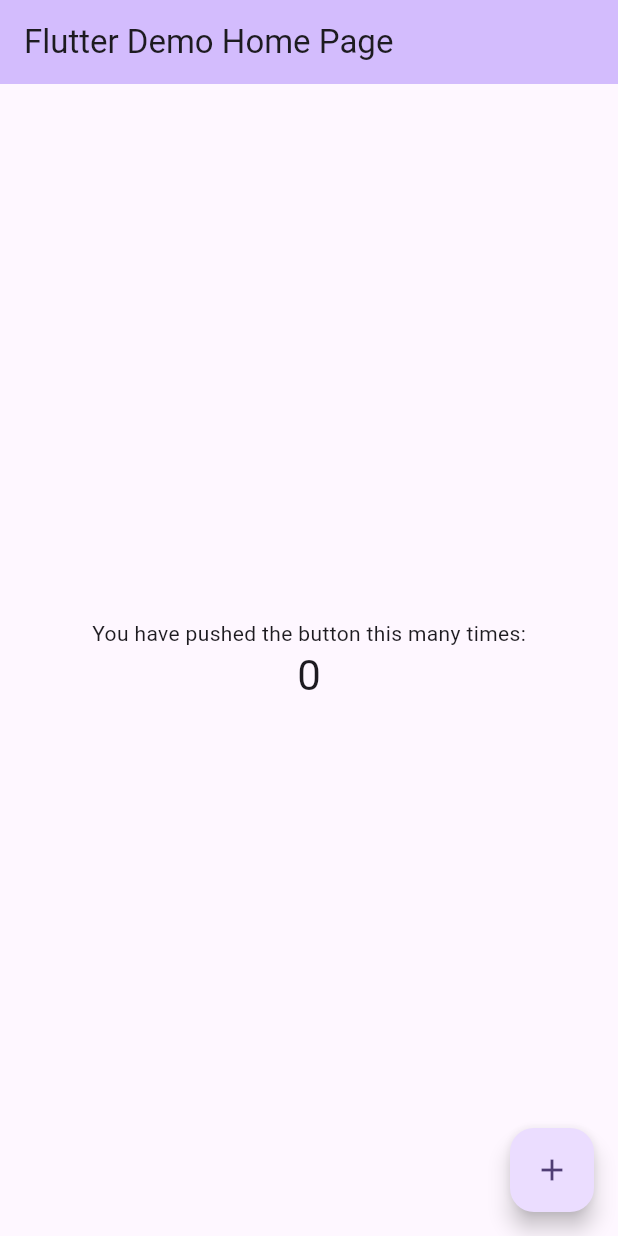
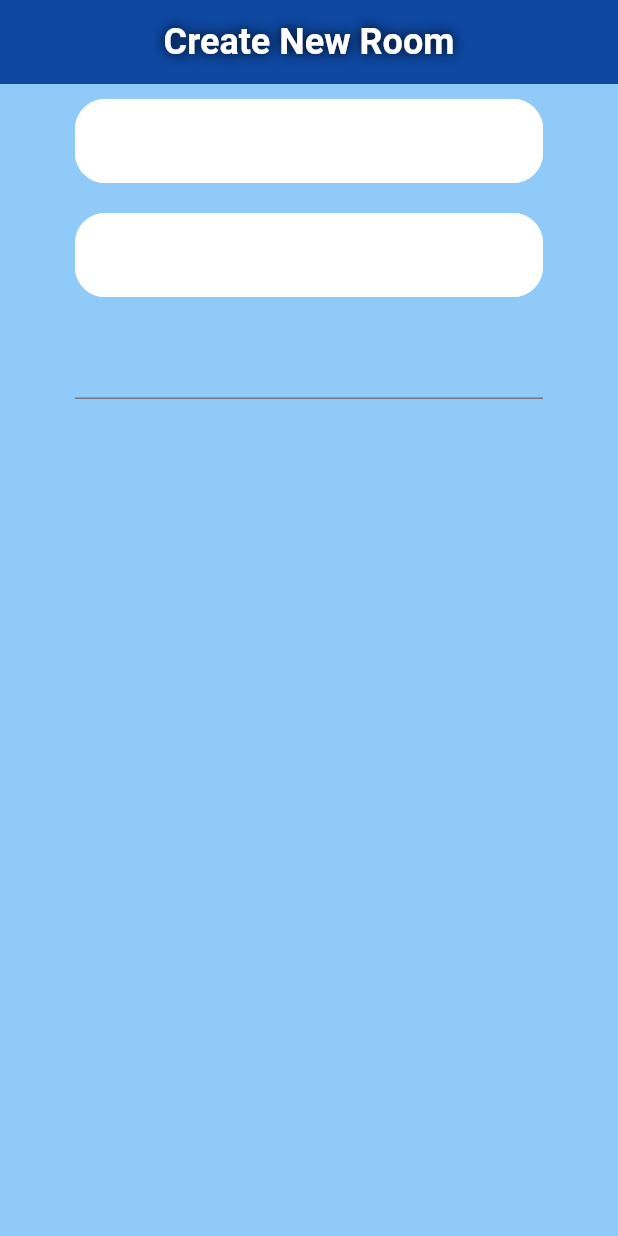
Before and after one commit to akash0thapa/focus_room, a Flutter app: the screen it shows after launch, on a phone screen of 412 x 824 dp. Run offline on Flutter 3.47's test engine with Material 3 defaults, Android fonts, the phone set to English and light mode, and no system bars; our stand-ins replace firebase_auth, firebase_core, flutter_spinkit; accounts and stored records are empty.

Commit message:
few UIs updated

```diff
--- /dev/null
+++ b/devtools_options.yaml
@@ -0,0 +1,3 @@
+description: This file stores settings for Dart & Flutter DevTools.
+documentation: https://docs.flutter.dev/tools/devtools/extensions#configure-extension-enablement-states
+extensions:
--- a/lib/main.dart
+++ b/lib/main.dart
@@ -1,121 +1,27 @@
 import 'package:flutter/material.dart';
+import 'package:focus_room/models/user_model.dart';
+import 'package:focus_room/services/auth.dart';
+import 'wrapper.dart';
+import 'package:firebase_core/firebase_core.dart';
+import 'package:provider/provider.dart';
 
-void main() {
-  runApp(const MyApp());
+void main()async{
+    WidgetsFlutterBinding.ensureInitialized();
+    await Firebase.initializeApp();
+    runApp(const MyApp());
 }
 
 class MyApp extends StatelessWidget {
   const MyApp({super.key});
 
-  // This widget is the root of your application.
   @override
   Widget build(BuildContext context) {
-    return MaterialApp(
-      title: 'Flutter Demo',
-      theme: ThemeData(
-        // This is the theme of your application.
-        //
-        // TRY THIS: Try running your application with "flutter run". You'll see
-        // the application has a purple toolbar. Then, without quitting the app,
-        // try changing the seedColor in the colorScheme below to Colors.green
-        // and then invoke "hot reload" (save your changes or press the "hot
-        // reload" button in a Flutter-supported IDE, or press "r" if you used
-        // the command line to start the app).
-        //
-        // Notice that the counter didn't reset back to zero; the application
-        // state is not lost during the reload. To reset the state, use hot
-        // restart instead.
-        //
-        // This works for code too, not just values: Most code changes can be
-        // tested with just a hot reload.
-        colorScheme: .fromSeed(seedColor: Colors.deepPurple),
-      ),
-      home: const MyHomePage(title: 'Flutter Demo Home Page'),
-    );
-  }
-}
-
-class MyHomePage extends StatefulWidget {
-  const MyHomePage({super.key, required this.title});
-
-  // This widget is the home page of your application. It is stateful, meaning
-  // that it has a State object (defined below) that contains fields that affect
-  // how it looks.
-
-  // This class is the configuration for the state. It holds the values (in this
-  // case the title) provided by the parent (in this case the App widget) and
-  // used by the build method of the State. Fields in a Widget subclass are
-  // always marked "final".
-
-  final String title;
-
-  @override
-  State<MyHomePage> createState() => _MyHomePageState();
-}
-
-class _MyHomePageState extends State<MyHomePage> {
-  int _counter = 0;
-
-  void _incrementCounter() {
-    setState(() {
-      // This call to setState tells the Flutter framework that something has
-      // changed in this State, which causes it to rerun the build method below
-      // so that the display can reflect the updated values. If we changed
-      // _counter without calling setState(), then the build method would not be
-      // called again, and so nothing would appear to happen.
-      _counter++;
-    });
-  }
-
-  @override
-  Widget build(BuildContext context) {
-    // This method is rerun every time setState is called, for instance as done
-    // by the _incrementCounter method above.
-    //
-    // The Flutter framework has been optimized to make rerunning build methods
-    // fast, so that you can just rebuild anything that needs updating rather
-    // than having to individually change instances of widgets.
-    return Scaffold(
-      appBar: AppBar(
-        // TRY THIS: Try changing the color here to a specific color (to
-        // Colors.amber, perhaps?) and trigger a hot reload to see the AppBar
-        // change color while the other colors stay the same.
-        backgroundColor: Theme.of(context).colorScheme.inversePrimary,
-        // Here we take the value from the MyHomePage object that was created by
-        // the App.build method, and use it to set our appbar title.
-        title: Text(widget.title),
-      ),
-      body: Center(
-        // Center is a layout widget. It takes a single child and positions it
-        // in the middle of the parent.
-        child: Column(
-          // Column is also a layout widget. It takes a list of children and
-          // arranges them vertically. By default, it sizes itself to fit its
-          // children horizontally, and tries to be as tall as its parent.
-          //
-          // Column has various properties to control how it sizes itself and
-          // how it positions its children. Here we use mainAxisAlignment to
-          // center the children vertically; the main axis here is the vertical
-          // axis because Columns are vertical (the cross axis would be
-          // horizontal).
-          //
-          // TRY THIS: Invoke "debug painting" (choose the "Toggle Debug Paint"
-          // action in the IDE, or press "p" in the console), to see the
-          // wireframe for each widget.
-          mainAxisAlignment: .center,
-          children: [
-            const Text('You have pushed the button this many times:'),
-            Text(
-              '$_counter',
-              style: Theme.of(context).textTheme.headlineMedium,
-            ),
-          ],
-        ),
-      ),
-      floatingActionButton: FloatingActionButton(
-        onPressed: _incrementCounter,
-        tooltip: 'Increment',
-        child: const Icon(Icons.add),
+    return StreamProvider<UserModel?>.value(
+        value: AuthService().userStream,
+        initialData:null,
+      child: MaterialApp(
+          home: Wrapper(),
+          debugShowCheckedModeBanner: false,
       ),
     );
   }
--- /dev/null
+++ b/lib/models/user_model.dart
@@ -0,0 +1,7 @@
+class UserModel {
+  String uid;
+
+  UserModel({
+    required this.uid
+    });
+}
--- /dev/null
+++ b/lib/screens/create_room.dart
@@ -0,0 +1,54 @@
+import 'package:flutter/material.dart';
+import 'package:focus_room/styles/text_design.dart';
+import 'package:focus_room/styles/textinput_decoration.dart';
+
+class CreateRoom extends StatefulWidget {
+  const CreateRoom({super.key});
+
+  @override
+  State<CreateRoom> createState() => _CreateRoomState();
+}
+
+class _CreateRoomState extends State<CreateRoom> {
+  @override
+  Widget build(BuildContext context) {
+    return Scaffold(
+      extendBody: true,
+      backgroundColor: Colors.blue[200],
+      appBar: AppBar(
+        title: Text('Create New Room',
+        style: textDesign.copyWith(fontSize: 24,),),
+        centerTitle: true,
+        backgroundColor: Colors.blue[900],
+      ),
+      body: SingleChildScrollView(
+          padding: EdgeInsets.only(
+      bottom: MediaQuery.of(context).viewInsets.bottom,
+    ),
+        child: Container(
+          padding: EdgeInsets.symmetric(vertical: 10,horizontal: 50),
+          child: Form(
+            child: Column(
+              children: [
+                TextFormField(
+                  decoration: textInputDecoration,
+
+                ),
+                SizedBox(height: 20,),
+                TextFormField(
+                  decoration: textInputDecoration,
+
+                ),
+                SizedBox(height: 20,),
+                TextFormField(
+
+                )
+              ],
+            ),
+
+          ),
+        ),
+      ),
+    );
+  }
+}
--- /dev/null
+++ b/lib/styles/text_design.dart
@@ -0,0 +1,13 @@
+import 'package:flutter/material.dart';
+
+const textDesign= TextStyle(
+              fontWeight:FontWeight.bold,
+              fontSize: 55,
+              color: Colors.white,
+               shadows: [
+                    Shadow(
+                      color: Colors.black,
+                      blurRadius: 10
+                    )
+                  ]
+            );
--- /dev/null
+++ b/lib/styles/textinput_decoration.dart
@@ -0,0 +1,22 @@
+import 'package:flutter/material.dart';
+
+final textInputDecoration=InputDecoration(
+                    filled: true,
+                    fillColor: Colors.white,
+                    enabledBorder: OutlineInputBorder(
+                      borderRadius: BorderRadius.circular(20),
+                      borderSide: BorderSide(
+                        color: Colors.white,
+                        width: 2
+                      ),
+
+                    ),
+                    focusedBorder: OutlineInputBorder(
+                      borderRadius: BorderRadius.circular(20),
+                      borderSide: BorderSide(
+                        color: Colors.red,
+                        width: 2
+                      ),
+
+                    ),
+                  );
--- /dev/null
+++ b/lib/wrapper.dart
@@ -0,0 +1,22 @@
+import 'package:flutter/material.dart';
+import 'package:focus_room/models/user_model.dart';
+import 'package:focus_room/screens/create_room.dart';
+import 'package:focus_room/screens/home.dart';
+import 'package:focus_room/screens/welcome.dart';
+import 'package:provider/provider.dart';
+
+class Wrapper extends StatelessWidget {
+  const Wrapper({super.key});
+
+  @override
+  Widget build(BuildContext context) {
+    final user=Provider.of<UserModel?>(context);
+    return CreateRoom();
+    // if(user==null){
+    //   return Welcome();
+    // }
+    // else{
+    //   return Home();
+    // }
+  }
+}
--- a/pubspec.yaml
+++ b/pubspec.yaml
@@ -30,6 +30,11 @@ environment:
 dependencies:
   flutter:
     sdk: flutter
+
+  firebase_auth: ^6.1.4
+  firebase_core: ^4.4.0
+  provider: ^6.1.5
+  flutter_spinkit: ^5.2.2
 
   # The following adds the Cupertino Icons font to your application.
   # Use with the CupertinoIcons class for iOS style icons.
```
Also changed, not shown: lib/screens/home.dart (added, +144 -0 lines), lib/screens/loading.dart (added, +21 -0 lines), lib/screens/welcome.dart (added, +108 -0 lines), lib/services/auth.dart (added, +39 -0 lines), 3 other files.
